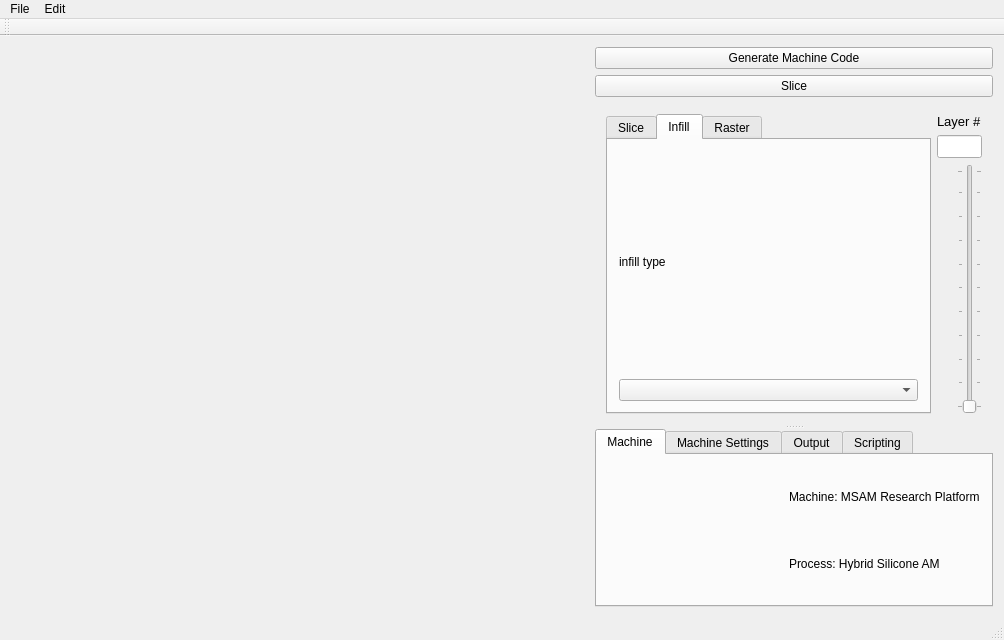
The window that src/Versa3dMainWindow.ui (Multi-Scale-Additive-Manufacturing-Lab/Versa3dPython) describes before a commit, drawn with Qt 5.
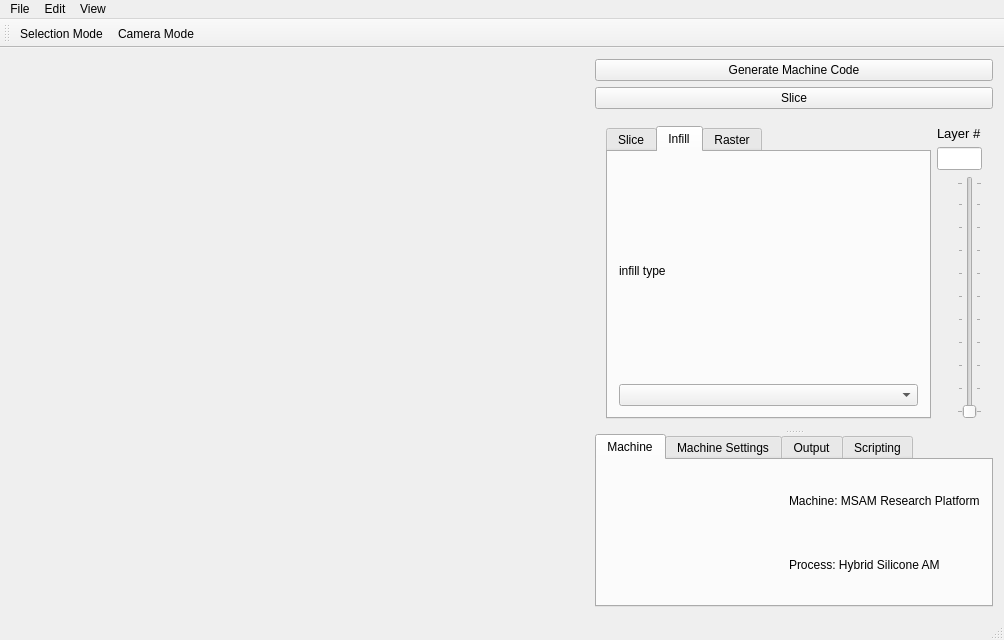
The same window after the commit. Custom widgets are drawn as their Qt base class.

```diff
--- a/src/Versa3dMainWindow.ui
+++ b/src/Versa3dMainWindow.ui
@@ -274,8 +274,14 @@
     <addaction name="actionpaste"/>
     <addaction name="actiondelete"/>
    </widget>
+   <widget class="QMenu" name="menuSelection">
+    <property name="title">
+     <string>View</string>
+    </property>
+   </widget>
    <addaction name="menuFile"/>
    <addaction name="menuEdit"/>
+   <addaction name="menuSelection"/>
   </widget>
   <widget class="QToolBar" name="mainToolBar">
    <attribute name="toolBarArea">
@@ -284,6 +290,8 @@
    <attribute name="toolBarBreak">
     <bool>false</bool>
    </attribute>
+   <addaction name="actionSelection_Mode"/>
+   <addaction name="actionCamera_Mode"/>
   </widget>
   <widget class="QStatusBar" name="statusBar"/>
   <action name="actionImport_STL">
@@ -316,6 +324,16 @@
     <string>paste</string>
    </property>
   </action>
+  <action name="actionSelection_Mode">
+   <property name="text">
+    <string>Selection Mode</string>
+   </property>
+  </action>
+  <action name="actionCamera_Mode">
+   <property name="text">
+    <string>Camera Mode</string>
+   </property>
+  </action>
  </widget>
  <layoutdefault spacing="6" margin="11"/>
  <customwidgets>
```
